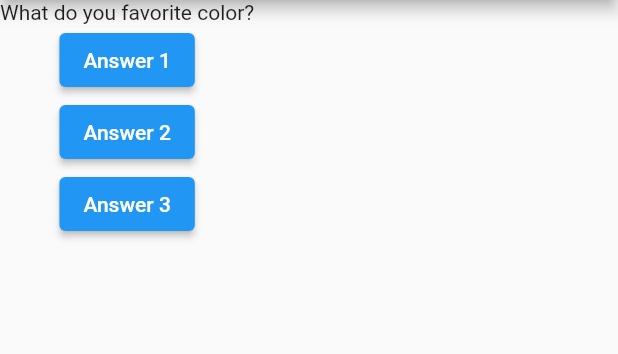
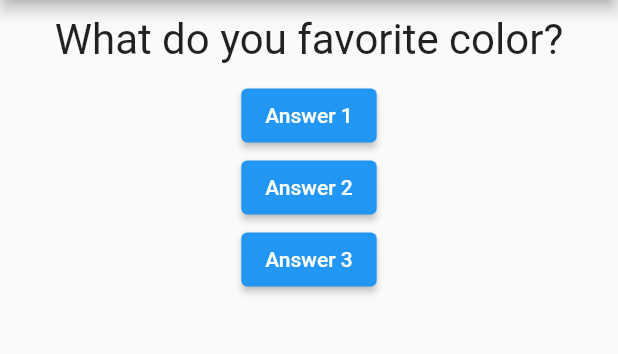
Before and after one commit to Winnicius-Moura/flutterCourse, a Flutter app: the screen it shows after launch, on a phone screen of 412 x 824 dp, the part 84-438 px from its top. Run offline on Flutter 3.47's test engine with Material 2 defaults, Android fonts, the phone set to English and light mode, and no system bars.

Commit message:
answer widget

```diff
--- /dev/null
+++ b/lib/answer.dart
@@ -0,0 +1,24 @@
+// ignore_for_file: public_member_api_docs, sort_constructors_first
+import 'package:flutter/material.dart';
+
+class Answer extends StatelessWidget {
+  const Answer({
+    Key? key,
+    required this.text,
+    required this.onPressed,
+  }) : super(key: key);
+
+  final String text;
+  final void Function() onPressed;
+
+  @override
+  Widget build(BuildContext context) {
+    return SizedBox(
+      // width: double.infinity,
+      child: ElevatedButton(
+            onPressed: onPressed,
+            child: Text(text),
+          ),
+    );
+  }
+}
--- a/lib/main.dart
+++ b/lib/main.dart
@@ -1,4 +1,5 @@
 import 'package:flutter/material.dart';
+import 'package:project_questions/answer.dart';
 import './question.dart';
 
 main() => runApp(const QuestionsApp());
@@ -10,15 +11,23 @@ class QuestionsAppState extends State<QuestionsApp> {
     setState(() {
       questionSelected++;
     });
-    // ignore: avoid_print
-    print('question answered!');
   }
 
   @override
   Widget build(BuildContext context) {
-    final List<String> questions = [
-      'What do you favorite color?',
-      'What do you favorite animal?',
+    final List<Map<String, Object>> questions = [
+      {
+        'text': 'What do you favorite color?',
+        'answer': ['Black', 'Red', 'Blue', 'Yellow'],
+      },
+      {
+        'text': 'What do you favorite animal?',
+        'answer': ['Fish', 'Rabit', 'Bat', 'Chicken'],
+      },
+      {
+        'text': 'What do you favorite Film?',
+        'answer': ['Jaws', 'Memento', 'The Godfather', 'Home Alone'],
+      },
     ];
 
     return MaterialApp(
@@ -28,18 +37,18 @@ class QuestionsAppState extends State<QuestionsApp> {
       ),
       body: Column(
         children: <Widget>[
-          Question(text: questions[questionSelected]),
-          ElevatedButton(
+          Question(text: questions[questionSelected]['text'].toString()),
+          Answer(
             onPressed: returnAnswer,
-            child: const Text('Answer 1'),
+            text: ('Answer 1'),
           ),
-          ElevatedButton(
-            onPressed: () => print(''),
-            child: const Text('Answer 2'),
-          ),
-          ElevatedButton(
+         Answer(
+          onPressed: returnAnswer,
+          text: ('Answer 2'),
+         ),
+          Answer(
             onPressed: returnAnswer,
-            child: const Text('Answer 3'),
+            text: ('Answer 3'),
           ),
         ],
       ),
--- a/lib/question.dart
+++ b/lib/question.dart
@@ -7,6 +7,14 @@ class Question extends StatelessWidget {
 
   @override
   Widget build(BuildContext context) {
-    return Text(text);
+    return Container(
+      width: double.infinity,
+      margin: const EdgeInsets.all(10),
+      child: Text(
+        text,
+        style: const TextStyle(fontSize: 28),
+        textAlign: TextAlign.center,
+      ),
+    );
   }
 }
```
